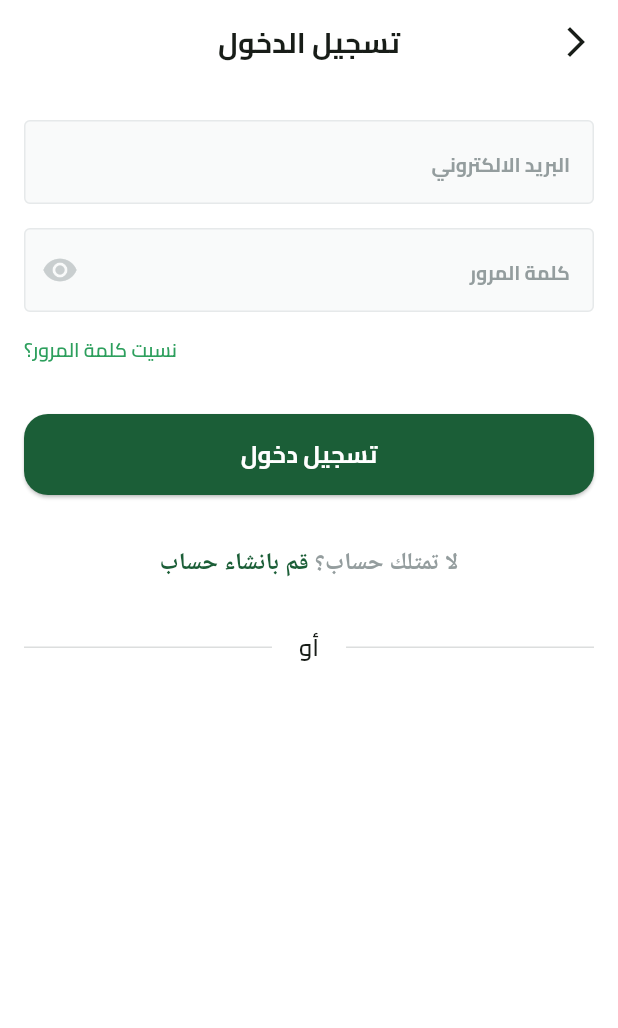
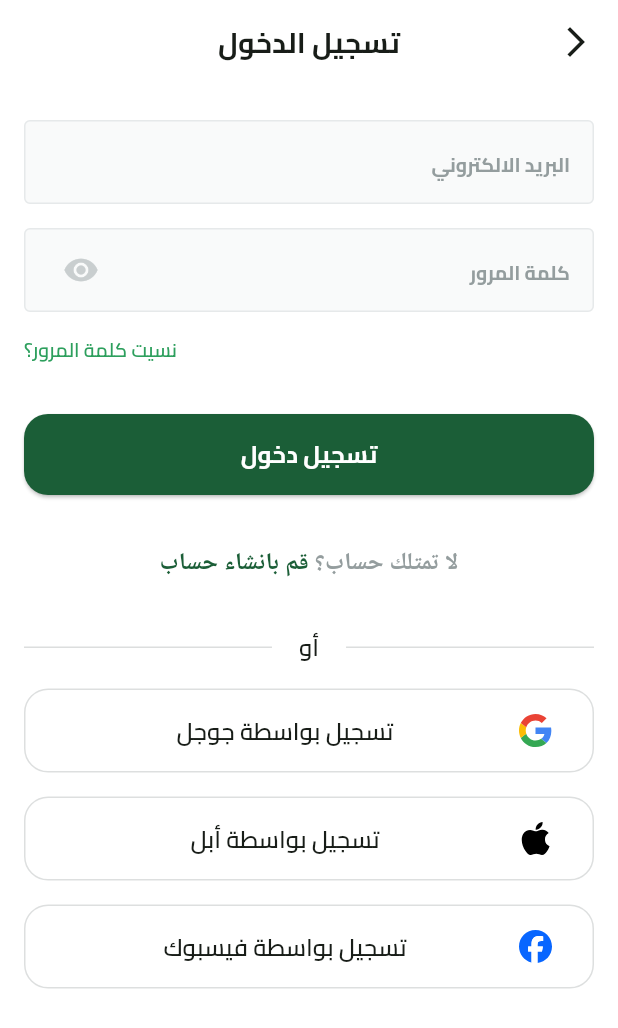
Before and after one commit to 3madhani/fruithub, a Flutter app: the LoginView screen opened by its route, on a phone screen of 412 x 824 dp. Shown: the top 1028 px of the screen. Run offline on Flutter 3.47's test engine with Material 3 defaults, Android fonts, the phone set to English and light mode, and no system bars; our stand-ins replace dots_indicator, flutter_svg, shared_preferences; accounts and stored records are empty.

Commit message:
feat: remove unused CreateAccountText and OrDividerWidget components, add social login buttons and update asset paths

```diff
--- a/lib/core/common/custom_text_form_field.dart
+++ b/lib/core/common/custom_text_form_field.dart
@@ -20,6 +20,7 @@ class CustomTextFormField extends StatelessWidget {
   Widget build(BuildContext context) {
     return TextFormField(
       keyboardType: keyboardType,
+      style: AppTextStyles.semiBold16.copyWith(color: const Color(0xff1F2326)),
       decoration: InputDecoration(
         suffixIcon: isPasswordField ? suffixIcon : null,
         hintText: hintText,
@@ -29,7 +30,7 @@ class CustomTextFormField extends StatelessWidget {
         filled: true,
         fillColor: const Color(0xffF9FAFA),
         border: buildBorder(),
-        focusedBorder: buildBorder(AppColors.primaryColor),
+        focusedBorder: buildBorder(AppColors.primaryLightColor),
         enabledBorder: buildBorder(),
       ),
     );
--- a/lib/core/utils/app_assets.dart
+++ b/lib/core/utils/app_assets.dart
@@ -1,6 +1,10 @@
 // ignore_for_file: prefer_single_quotes
 class Assets {
   Assets._();
+
+  /// Assets for svgAppleIcons
+  /// assets/svg/apple_Icons.svg
+  static const String svgAppleIcons = "assets/svg/apple_Icons.svg";
 
   /// Assets for svgBackground1
   /// assets/svg/background_1.svg
@@ -9,6 +13,14 @@ class Assets {
   /// Assets for svgBackground2
   /// assets/svg/background_2.svg
   static const String svgBackground2 = "assets/svg/background_2.svg";
+
+  /// Assets for svgFacebookIcons
+  /// assets/svg/facebook_Icons.svg
+  static const String svgFacebookIcons = "assets/svg/facebook_Icons.svg";
+
+  /// Assets for svgGoogleIcons
+  /// assets/svg/google_Icons.svg
+  static const String svgGoogleIcons = "assets/svg/google_Icons.svg";
 
   /// Assets for svgImage1
   /// assets/svg/image_1.svg
--- a/lib/feature/auth/presentation/views/widgets/login_view_body.dart
+++ b/lib/feature/auth/presentation/views/widgets/login_view_body.dart
@@ -1,19 +1,22 @@
 import 'package:flutter/material.dart';
 import 'package:fruithub/core/common/custom_button.dart';
 import 'package:fruithub/core/common/custom_text_form_field.dart';
-import 'package:fruithub/core/common/or_divider_widget.dart';
 import 'package:fruithub/core/constants/app_const.dart';
+import 'package:fruithub/core/utils/app_assets.dart';
 import 'package:fruithub/core/utils/app_colors.dart';
 import 'package:fruithub/core/utils/app_text_styles.dart';
+import 'package:fruithub/feature/auth/presentation/views/widgets/or_divider_widget.dart';
+import 'package:fruithub/feature/auth/presentation/views/widgets/social_login_button.dart';
 
-import '../../../../../core/common/create_account_text.dart';
+import 'create_account_text.dart';
 
 class LoginViewBody extends StatelessWidget {
   const LoginViewBody({super.key});
 
   @override
   Widget build(BuildContext context) {
-    return Padding(
+    return SingleChildScrollView(
+      child: Padding(
         padding: const EdgeInsets.symmetric(
           horizontal: AppConst.horizontalPadding,
         ),
@@ -32,10 +35,13 @@ class LoginViewBody extends StatelessWidget {
                 isPasswordField: true,
                 keyboardType: TextInputType.visiblePassword,
                 hintText: 'كلمة المرور',
-              suffixIcon: Icon(
+                suffixIcon: Padding(
+                  padding: EdgeInsets.only(left: 26.0),
+                  child: Icon(
                     Icons.remove_red_eye,
                     size: 24,
                     color: Color(0xffC9CECF),
+                  ),
                 ),
               ),
 
@@ -58,7 +64,26 @@ class LoginViewBody extends StatelessWidget {
               const SizedBox(height: 33),
 
               const OrDividerWidget(),
+              const SizedBox(height: 16),
+              SocialLoginButton(
+                title: 'تسجيل بواسطة جوجل',
+                onPressed: () {},
+                iconPath: Assets.svgGoogleIcons,
+              ),
+              const SizedBox(height: 16),
+              SocialLoginButton(
+                title: 'تسجيل بواسطة أبل',
+                onPressed: () {},
+                iconPath: Assets.svgAppleIcons,
+              ),
+              const SizedBox(height: 16),
+              SocialLoginButton(
+                title: 'تسجيل بواسطة فيسبوك',
+                onPressed: () {},
+                iconPath: Assets.svgFacebookIcons,
+              ),
             ],
+          ),
         ),
       ),
     );
--- /dev/null
+++ b/lib/feature/auth/presentation/views/widgets/social_login_button.dart
@@ -0,0 +1,44 @@
+import 'package:flutter/material.dart';
+import 'package:flutter_svg/svg.dart';
+import 'package:fruithub/core/utils/app_text_styles.dart';
+
+class SocialLoginButton extends StatelessWidget {
+  final String title;
+  final VoidCallback onPressed;
+  final String iconPath;
+  const SocialLoginButton({
+    super.key,
+    required this.title,
+    required this.onPressed,
+    required this.iconPath,
+  });
+
+  @override
+  Widget build(BuildContext context) {
+    return SizedBox(
+      height: 56,
+      width: double.infinity,
+      child: TextButton(
+        style: TextButton.styleFrom(
+          backgroundColor: Colors.white,
+          shape: RoundedRectangleBorder(
+            borderRadius: BorderRadius.circular(16),
+            side: const BorderSide(color: Color(0xffDDDFDF), width: 1),
+          ),
+        ),
+        onPressed: onPressed,
+        child: ListTile(
+          visualDensity: const VisualDensity(
+            vertical: VisualDensity.minimumDensity,
+          ),
+          leading: SvgPicture.asset(iconPath, width: 22, height: 22),
+          title: Text(
+            title,
+            textAlign: TextAlign.center,
+            style: AppTextStyles.semiBold16,
+          ),
+        ),
+      ),
+    );
+  }
+}
```
Also changed, not shown: assets/svg/apple_Icons.svg (added), assets/svg/facebook_Icons.svg (added), assets/svg/google_Icons.svg (added), lib/feature/auth/presentation/views/widgets/create_account_text.dart (renamed from lib/core/common/create_account_text.dart), lib/feature/auth/presentation/views/widgets/or_divider_widget.dart (renamed from lib/core/common/or_divider_widget.dart). Lines whose indentation alone changed are shown as unchanged.
